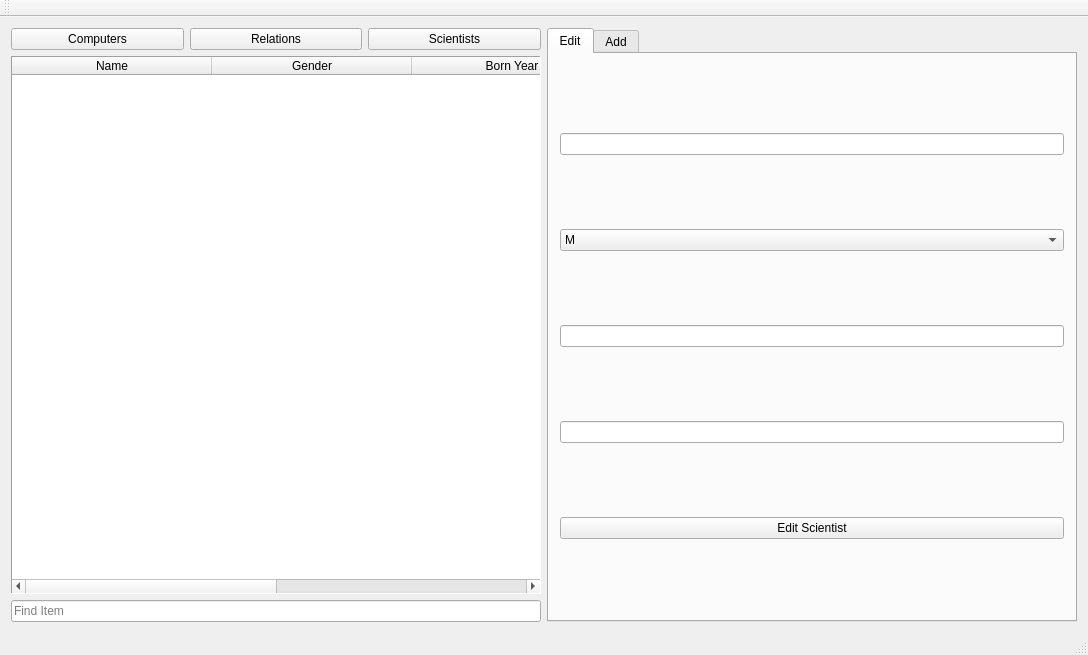
This is mainwindow.ui in bennisverrir/Golfing-Union-of-Ireland as Qt 5 draws it before an edit. The edited form follows.
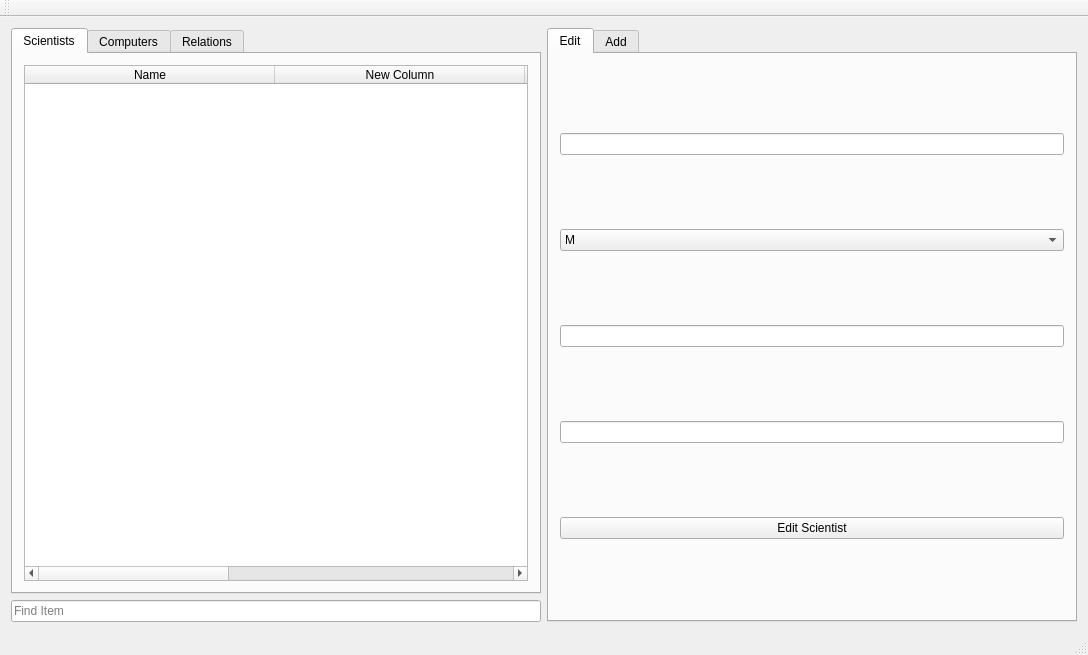
This is the edited form.

```diff
--- a/mainwindow.ui
+++ b/mainwindow.ui
@@ -25,82 +25,133 @@
         <item>
          <layout class="QHBoxLayout" name="horizontalLayout_4">
           <item>
-           <widget class="QPushButton" name="ComputerButton">
-            <property name="text">
-             <string>Computers</string>
+           <widget class="QTabWidget" name="Relations">
+            <property name="tabPosition">
+             <enum>QTabWidget::North</enum>
             </property>
-           </widget>
-          </item>
-          <item>
-           <widget class="QPushButton" name="RelationButton">
-            <property name="text">
-             <string>Relations</string>
+            <property name="tabShape">
+             <enum>QTabWidget::Rounded</enum>
             </property>
-           </widget>
-          </item>
-          <item>
-           <widget class="QPushButton" name="LegendButton">
-            <property name="text">
-             <string>Scientists</string>
+            <property name="currentIndex">
+             <number>0</number>
             </property>
+            <widget class="QWidget" name="Scientists">
+             <attribute name="title">
+              <string>Scientists</string>
+             </attribute>
+             <layout class="QHBoxLayout" name="horizontalLayout_5">
+              <item>
+               <widget class="QTableWidget" name="ScientistTable">
+                <property name="sizeAdjustPolicy">
+                 <enum>QAbstractScrollArea::AdjustIgnored</enum>
+                </property>
+                <attribute name="horizontalHeaderCascadingSectionResizes">
+                 <bool>false</bool>
+                </attribute>
+                <attribute name="horizontalHeaderDefaultSectionSize">
+                 <number>250</number>
+                </attribute>
+                <attribute name="horizontalHeaderStretchLastSection">
+                 <bool>true</bool>
+                </attribute>
+                <column>
+                 <property name="text">
+                  <string>Name</string>
+                 </property>
+                </column>
+                <column>
+                 <property name="text">
+                  <string>New Column</string>
+                 </property>
+                </column>
+                <column>
+                 <property name="text">
+                  <string>Birth Year</string>
+                 </property>
+                </column>
+                <column>
+                 <property name="text">
+                  <string>New Column</string>
+                 </property>
+                </column>
+                <column>
+                 <property name="text">
+                  <string>ID</string>
+                 </property>
+                </column>
+               </widget>
+              </item>
+             </layout>
+            </widget>
+            <widget class="QWidget" name="tab_4">
+             <attribute name="title">
+              <string>Computers</string>
+             </attribute>
+             <layout class="QHBoxLayout" name="horizontalLayout_6">
+              <item>
+               <widget class="QTableWidget" name="ComputerTable">
+                <attribute name="horizontalHeaderDefaultSectionSize">
+                 <number>250</number>
+                </attribute>
+                <attribute name="horizontalHeaderStretchLastSection">
+                 <bool>true</bool>
+                </attribute>
+                <column>
+                 <property name="text">
+                  <string>New Column</string>
+                 </property>
+                </column>
+                <column>
+                 <property name="text">
+                  <string>Name</string>
+                 </property>
+                </column>
+                <column>
+                 <property name="text">
+                  <string>Computer Type</string>
+                 </property>
+                </column>
+               </widget>
+              </item>
+             </layout>
+            </widget>
+            <widget class="QWidget" name="tab_5">
+             <attribute name="title">
+              <string>Relations</string>
+             </attribute>
+             <layout class="QHBoxLayout" name="horizontalLayout_7">
+              <item>
+               <widget class="QTableWidget" name="RelationTable">
+                <attribute name="horizontalHeaderDefaultSectionSize">
+                 <number>250</number>
+                </attribute>
+                <attribute name="horizontalHeaderMinimumSectionSize">
+                 <number>20</number>
+                </attribute>
+                <attribute name="horizontalHeaderStretchLastSection">
+                 <bool>true</bool>
+                </attribute>
+                <attribute name="verticalHeaderCascadingSectionResizes">
+                 <bool>false</bool>
+                </attribute>
+                <column>
+                 <property name="text">
+                  <string>Scientist Name</string>
+                 </property>
+                </column>
+                <column>
+                 <property name="text">
+                  <string>Computer Name</string>
+                 </property>
+                </column>
+               </widget>
+              </item>
+             </layout>
+            </widget>
            </widget>
           </item>
          </layout>
         </item>
-        <item>
-         <widget class="QTableWidget" name="tableWidget">
-          <property name="enabled">
-           <bool>true</bool>
-          </property>
-          <property name="frameShape">
-           <enum>QFrame::Panel</enum>
-          </property>
-          <property name="editTriggers">
-           <set>QAbstractItemView::NoEditTriggers</set>
-          </property>
-          <property name="dragEnabled">
-           <bool>false</bool>
-          </property>
-          <property name="alternatingRowColors">
-           <bool>true</bool>
-          </property>
-          <property name="selectionBehavior">
-           <enum>QAbstractItemView::SelectRows</enum>
-          </property>
-          <property name="gridStyle">
-           <enum>Qt::SolidLine</enum>
-          </property>
-          <property name="sortingEnabled">
-           <bool>true</bool>
-          </property>
-          <attribute name="horizontalHeaderDefaultSectionSize">
-           <number>200</number>
-          </attribute>
-          <attribute name="horizontalHeaderStretchLastSection">
-           <bool>true</bool>
-          </attribute>
-          <column>
-           <property name="text">
-            <string>Name</string>
-           </property>
-          </column>
-          <column>
-           <property name="text">
-            <string>Gender</string>
-           </property>
-          </column>
-          <column>
-           <property name="text">
-            <string>Born Year</string>
-           </property>
-          </column>
-          <column>
-           <property name="text">
-            <string>Death Year</string>
-           </property>
-          </column>
-         </widget>
-        </item>
         <item>
          <layout class="QVBoxLayout" name="verticalLayout_2">
           <item>
```
Left out of the diff: 2 changed lines with no effect on the pictures.
